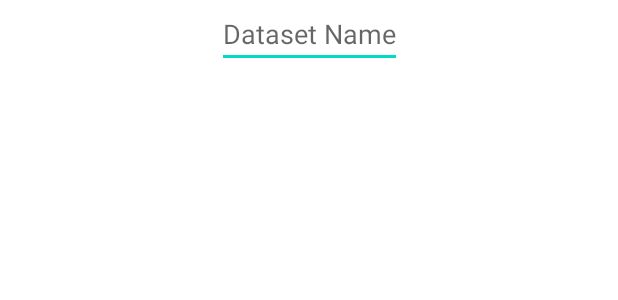
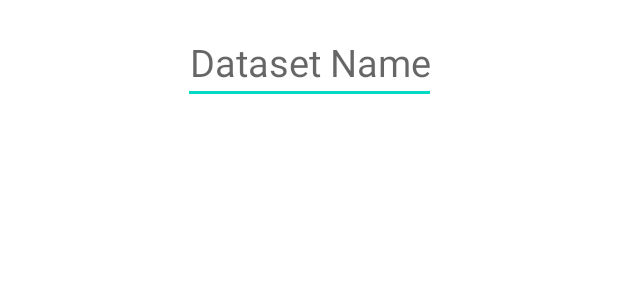
Before and after one commit to HumanLearning2021/HumanLearningApp, an Android app: the layout activity_display_dataset.xml on its own in the app's theme, with its tools: preview values and no code run, on a phone screen of 412 x 824 dp. Shown: the top 300 px of the screen. Run offline under Robolectric (Android 15) with nearby library versions, the phone set to English and light mode, and no system bars.

Commit message:
start xml files modification for different screen sizes

```diff
--- /dev/null
+++ b/app/src/main/res/layout-sw320dp-port/activity_display_dataset.xml
@@ -0,0 +1,65 @@
+<?xml version="1.0" encoding="utf-8"?>
+<androidx.constraintlayout.widget.ConstraintLayout xmlns:android="http://schemas.android.com/apk/res/android"
+    xmlns:app="http://schemas.android.com/apk/res-auto"
+    xmlns:tools="http://schemas.android.com/tools"
+    android:layout_width="match_parent"
+    android:layout_height="match_parent"
+    tools:context=".view.dataset_editing.DisplayDatasetActivity">
+
+    <EditText
+        android:id="@+id/display_dataset_name"
+        android:layout_width="wrap_content"
+        android:layout_height="wrap_content"
+        android:autofillHints="Dataset Name"
+        android:hint="@string/dataset_name"
+        android:inputType="text"
+        android:maxLines="1"
+        android:textAlignment="center"
+        android:textSize="25sp"
+        app:layout_constraintBottom_toTopOf="@id/display_ds_guideline1"
+        app:layout_constraintEnd_toEndOf="parent"
+        app:layout_constraintStart_toStartOf="parent"
+        app:layout_constraintTop_toTopOf="parent" />
+
+
+    <GridView
+        android:id="@+id/display_dataset_imagesGridView"
+        android:layout_width="0dp"
+        android:layout_height="0dp"
+        android:layout_marginTop="10dp"
+        android:horizontalSpacing="10dp"
+        android:numColumns="2"
+        app:layout_constraintBottom_toTopOf="@id/display_ds_guideline4"
+        app:layout_constraintLeft_toRightOf="@id/display_ds_guideline2"
+        app:layout_constraintRight_toLeftOf="@id/display_ds_guideline3"
+        app:layout_constraintTop_toTopOf="@id/display_ds_guideline1" />
+
+    <androidx.constraintlayout.widget.Guideline
+        android:id="@+id/display_ds_guideline1"
+        android:layout_width="wrap_content"
+        android:layout_height="wrap_content"
+        android:orientation="horizontal"
+        app:layout_constraintGuide_percent="0.1" />
+
+    <androidx.constraintlayout.widget.Guideline
+        android:id="@+id/display_ds_guideline2"
+        android:layout_width="wrap_content"
+        android:layout_height="wrap_content"
+        android:orientation="vertical"
+        app:layout_constraintGuide_percent="0.03" />
+
+    <androidx.constraintlayout.widget.Guideline
+        android:id="@+id/display_ds_guideline3"
+        android:layout_width="wrap_content"
+        android:layout_height="wrap_content"
+        android:orientation="vertical"
+        app:layout_constraintGuide_percent="0.97" />
+
+    <androidx.constraintlayout.widget.Guideline
+        android:id="@+id/display_ds_guideline4"
+        android:layout_width="wrap_content"
+        android:layout_height="wrap_content"
+        android:orientation="horizontal"
+        app:layout_constraintGuide_percent="0.98" />
+
+</androidx.constraintlayout.widget.ConstraintLayout>
--- a/app/src/main/res/layout/activity_display_dataset.xml
+++ b/app/src/main/res/layout/activity_display_dataset.xml
@@ -10,24 +10,56 @@
         android:id="@+id/display_dataset_name"
         android:layout_width="wrap_content"
         android:layout_height="wrap_content"
+        android:autofillHints="Dataset Name"
+        android:hint="@string/dataset_name"
         android:inputType="text"
         android:maxLines="1"
+        android:textAlignment="center"
+        android:textSize="25sp"
+        app:layout_constraintBottom_toTopOf="@id/display_ds_guideline1"
         app:layout_constraintEnd_toEndOf="parent"
         app:layout_constraintStart_toStartOf="parent"
-        app:layout_constraintTop_toTopOf="parent"
-        android:hint="@string/dataset_name"
-        android:autofillHints="Dataset Name" />
+        app:layout_constraintTop_toTopOf="parent" />
 
 
     <GridView
         android:id="@+id/display_dataset_imagesGridView"
-        android:layout_width="match_parent"
-        android:layout_height="wrap_content"
+        android:layout_width="0dp"
+        android:layout_height="0dp"
         android:layout_marginTop="10dp"
         android:horizontalSpacing="10dp"
         android:numColumns="2"
-        android:paddingBottom="70dp"
-        android:verticalSpacing="10dp"
-        app:layout_constraintTop_toBottomOf="@id/display_dataset_name" />
+        app:layout_constraintBottom_toTopOf="@id/display_ds_guideline4"
+        app:layout_constraintLeft_toRightOf="@id/display_ds_guideline2"
+        app:layout_constraintRight_toLeftOf="@id/display_ds_guideline3"
+        app:layout_constraintTop_toTopOf="@id/display_ds_guideline1" />
+
+    <androidx.constraintlayout.widget.Guideline
+        android:id="@+id/display_ds_guideline1"
+        android:layout_width="wrap_content"
+        android:layout_height="wrap_content"
+        android:orientation="horizontal"
+        app:layout_constraintGuide_percent="0.1" />
+
+    <androidx.constraintlayout.widget.Guideline
+        android:id="@+id/display_ds_guideline2"
+        android:layout_width="wrap_content"
+        android:layout_height="wrap_content"
+        android:orientation="vertical"
+        app:layout_constraintGuide_percent="0.03" />
+
+    <androidx.constraintlayout.widget.Guideline
+        android:id="@+id/display_ds_guideline3"
+        android:layout_width="wrap_content"
+        android:layout_height="wrap_content"
+        android:orientation="vertical"
+        app:layout_constraintGuide_percent="0.97" />
+
+    <androidx.constraintlayout.widget.Guideline
+        android:id="@+id/display_ds_guideline4"
+        android:layout_width="wrap_content"
+        android:layout_height="wrap_content"
+        android:orientation="horizontal"
+        app:layout_constraintGuide_percent="0.98" />
 
 </androidx.constraintlayout.widget.ConstraintLayout>
--- a/app/src/main/res/layout/image_and_category_item.xml
+++ b/app/src/main/res/layout/image_and_category_item.xml
@@ -14,10 +14,11 @@
 
         <ImageView
             android:id="@+id/image_and_category_item_imageView"
-            android:layout_width="match_parent"
-            android:layout_height="150dp"
-            android:layout_centerHorizontal="true"
-            android:scaleType="fitXY"
+            android:layout_width="fill_parent"
+            android:layout_height="175dp"
+            android:layout_alignParentStart="true"
+            android:layout_alignParentTop="true"
+            android:scaleType="centerCrop"
             android:src="@mipmap/ic_launcher" />
 
         <TextView
```
